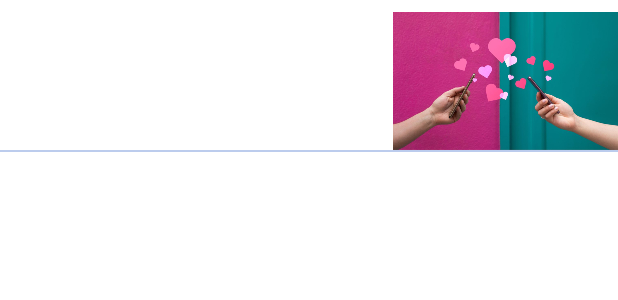
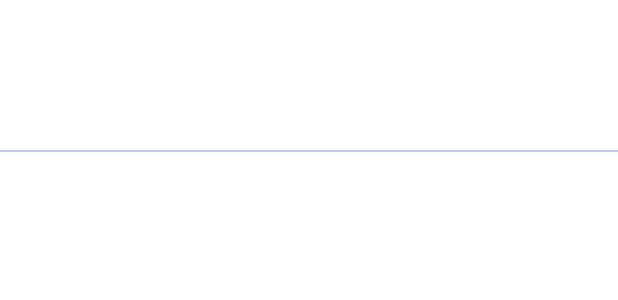
Before and after one commit to VoronDar/XApplication_kt, an Android app: the layout unit_event.xml on its own in the app's theme, with its tools: preview values and no code run, on a phone screen of 412 x 824 dp. Shown: the top 300 px of the screen. Run offline under Robolectric (Android 15) with nearby library versions, the phone set to English and light mode, and no system bars.

Commit message:
EventTemplateAdapter.kt: hide imageView if there is no image found

```diff
--- a/app/src/main/java/com/astery/xapplication/ui/fragments/addEvent/selectTemplate/EventTemplateAdapter.kt
+++ b/app/src/main/java/com/astery/xapplication/ui/fragments/addEvent/selectTemplate/EventTemplateAdapter.kt
@@ -4,6 +4,7 @@ import android.annotation.SuppressLint
 import android.content.Context
 import android.view.LayoutInflater
 import android.view.ViewGroup
+import androidx.core.view.isVisible
 import com.astery.xapplication.databinding.UnitEventBinding
 import com.astery.xapplication.model.entities.EventTemplate
 import com.astery.xapplication.ui.adapterUtils.BaseAdapter
@@ -24,9 +25,10 @@ class EventTemplateAdapter(context: Context) :
         val unit = units!![position]
         binding.title = unit.name
         binding.description = unit.body
-        Timber.d("bind item on the pos $position, item = ${unit.image}")
-        if (unit.image != null)
+        if (unit.image != null) {
+            binding.image.isVisible = true
             binding.image.setImageBitmap(unit.image!!)
+        }
     }
 
     override fun onViewDetachedFromWindow(h: BaseViewHolder) {
--- a/app/src/main/res/layout/unit_event.xml
+++ b/app/src/main/res/layout/unit_event.xml
@@ -58,7 +58,7 @@
                 android:id = "@+id/image"
                 android:layout_width="150dp"
                 android:layout_height="92dp"
-                android:src = "@drawable/dating"
+                android:visibility="invisible"
                 android:scaleType="centerCrop"
                 android:contentDescription="@string/item_image_CD" />
         </LinearLayout>
```
